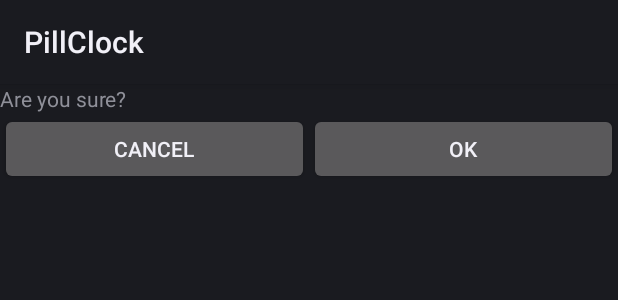
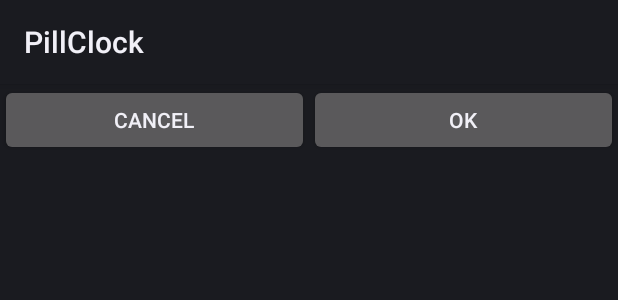
Before and after one commit to Moosemorals/Pillclock, an Android app: the layout activity_dialog.xml on its own in the app's theme, with its tools: preview values and no code run, on a phone screen of 412 x 824 dp. Shown: the top 300 px of the screen. Run offline under Robolectric (Android 15) with nearby library versions, the phone set to English and light mode, and no system bars.

Commit message:
Change the look of the dialog
Also closes #3

```diff
--- a/app/build.gradle
+++ b/app/build.gradle
@@ -4,10 +4,10 @@
     compileSdkVersion 26
     defaultConfig {
         applicationId "com.moosemorals.pillclock"
-        minSdkVersion 15
+        minSdkVersion 21
         targetSdkVersion 26
-        versionCode 3
-        versionName "1.2"
+        versionCode 4
+        versionName "1.3"
         testInstrumentationRunner "android.support.test.runner.AndroidJUnitRunner"
     }
     buildTypes {
--- a/app/src/main/AndroidManifest.xml
+++ b/app/src/main/AndroidManifest.xml
@@ -39,7 +39,10 @@
             android:name=".ConfirmActivity"
             android:excludeFromRecents="true"
             android:launchMode="singleInstance"
-            android:theme="@android:style/Theme.Dialog" />
+            android:noHistory="true"
+            android:theme="@android:style/Theme.Material.Light.Dialog.NoActionBar.MinWidth"
+
+            />
 
     </application>
 
--- a/app/src/main/res/layout/activity_dialog.xml
+++ b/app/src/main/res/layout/activity_dialog.xml
@@ -2,17 +2,6 @@
 <LinearLayout xmlns:android="http://schemas.android.com/apk/res/android"
     android:layout_width="match_parent"
     android:layout_height="match_parent"
-    android:orientation="vertical">
-
-    <TextView
-        android:id="@+id/dialog_text"
-        android:layout_width="match_parent"
-        android:layout_height="wrap_content"
-        android:text="@string/dialog_text" />
-
-    <LinearLayout
-        android:layout_width="match_parent"
-        android:layout_height="match_parent"
         android:orientation="horizontal">
 
         <Button
@@ -28,5 +17,5 @@
             android:layout_height="wrap_content"
             android:layout_weight="1"
             android:text="@string/dialog_yes" />
-    </LinearLayout>
+
 </LinearLayout>
```
Also changed, not shown: app/src/main/java/com/moosemorals/pillclock/BroadcastHandler.java (+10 -9 lines), app/src/main/java/com/moosemorals/pillclock/ConfirmActivity.java (+44 -20 lines), app/src/main/res/values/styles.xml (+0 -8 lines).
